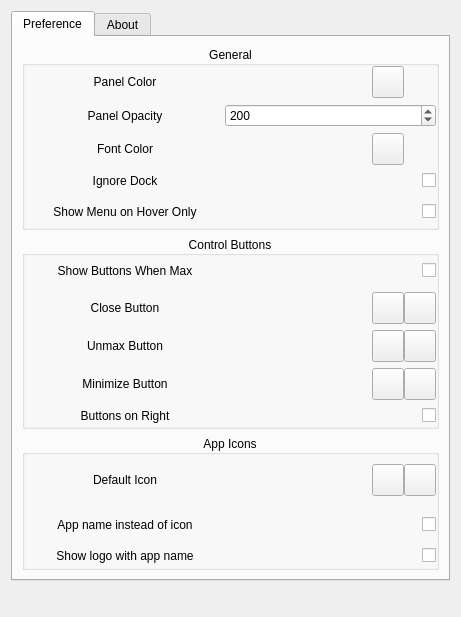
The window that widgets/mainsettingwidget.ui (SeptemberHX/dde-top-panel) describes before a commit, drawn with Qt 5.
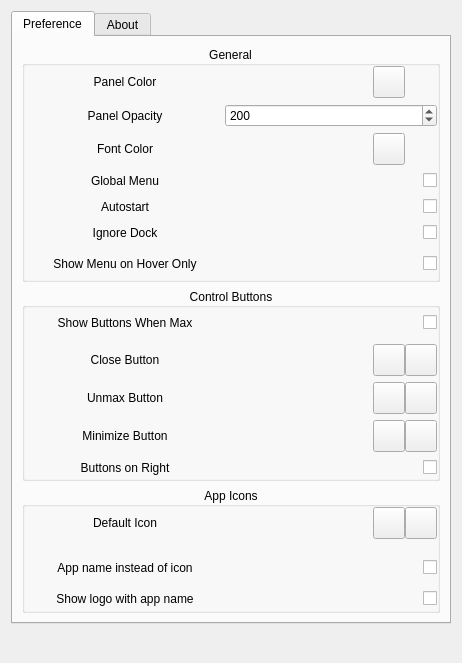
The same window after the commit. Icons and pictures are not drawn.

Commit message: add: settings for global menu and autostart

```diff
--- a/widgets/mainsettingwidget.ui
+++ b/widgets/mainsettingwidget.ui
@@ -6,8 +6,8 @@
    <rect>
     <x>0</x>
     <y>0</y>
-    <width>461</width>
-    <height>617</height>
+    <width>462</width>
+    <height>663</height>
    </rect>
   </property>
   <property name="windowTitle">
@@ -344,6 +344,132 @@
             </layout>
            </widget>
           </item>
+          <item>
+           <widget class="QWidget" name="widget_14" native="true">
+            <layout class="QHBoxLayout" name="horizontalLayout_15">
+             <property name="spacing">
+              <number>0</number>
+             </property>
+             <property name="leftMargin">
+              <number>0</number>
+             </property>
+             <property name="topMargin">
+              <number>0</number>
+             </property>
+             <property name="rightMargin">
+              <number>0</number>
+             </property>
+             <property name="bottomMargin">
+              <number>0</number>
+             </property>
+             <item>
+              <widget class="QLabel" name="label_24">
+               <property name="minimumSize">
+                <size>
+                 <width>200</width>
+                 <height>0</height>
+                </size>
+               </property>
+               <property name="maximumSize">
+                <size>
+                 <width>200</width>
+                 <height>16777215</height>
+                </size>
+               </property>
+               <property name="text">
+                <string>Global Menu</string>
+               </property>
+               <property name="alignment">
+                <set>Qt::AlignCenter</set>
+               </property>
+              </widget>
+             </item>
+             <item>
+              <spacer name="horizontalSpacer_13">
+               <property name="orientation">
+                <enum>Qt::Horizontal</enum>
+               </property>
+               <property name="sizeHint" stdset="0">
+                <size>
+                 <width>40</width>
+                 <height>20</height>
+                </size>
+               </property>
+              </spacer>
+             </item>
+             <item>
+              <widget class="QCheckBox" name="globalMenuCheckBox">
+               <property name="text">
+                <string/>
+               </property>
+              </widget>
+             </item>
+            </layout>
+           </widget>
+          </item>
+          <item>
+           <widget class="QWidget" name="widget_15" native="true">
+            <layout class="QHBoxLayout" name="horizontalLayout_16">
+             <property name="spacing">
+              <number>0</number>
+             </property>
+             <property name="leftMargin">
+              <number>0</number>
+             </property>
+             <property name="topMargin">
+              <number>0</number>
+             </property>
+             <property name="rightMargin">
+              <number>0</number>
+             </property>
+             <property name="bottomMargin">
+              <number>0</number>
+             </property>
+             <item>
+              <widget class="QLabel" name="label_25">
+               <property name="minimumSize">
+                <size>
+                 <width>200</width>
+                 <height>0</height>
+                </size>
+               </property>
+               <property name="maximumSize">
+                <size>
+                 <width>200</width>
+                 <height>16777215</height>
+                </size>
+               </property>
+               <property name="text">
+                <string>Autostart</string>
+               </property>
+               <property name="alignment">
+                <set>Qt::AlignCenter</set>
+               </property>
+              </widget>
+             </item>
+             <item>
+              <spacer name="horizontalSpacer_14">
+               <property name="orientation">
+                <enum>Qt::Horizontal</enum>
+               </property>
+               <property name="sizeHint" stdset="0">
+                <size>
+                 <width>40</width>
+                 <height>20</height>
+                </size>
+               </property>
+              </spacer>
+             </item>
+             <item>
+              <widget class="QCheckBox" name="autostartCheckBox">
+               <property name="text">
+                <string/>
+               </property>
+              </widget>
+             </item>
+            </layout>
+           </widget>
+          </item>
           <item>
            <widget class="QWidget" name="widget_12" native="true">
             <property name="toolTip">
@@ -1057,6 +1183,9 @@
              <property name="leftMargin">
               <number>0</number>
              </property>
+             <property name="topMargin">
+              <number>0</number>
+             </property>
              <property name="rightMargin">
               <number>0</number>
              </property>
```
The commit also changes 4 other files.
